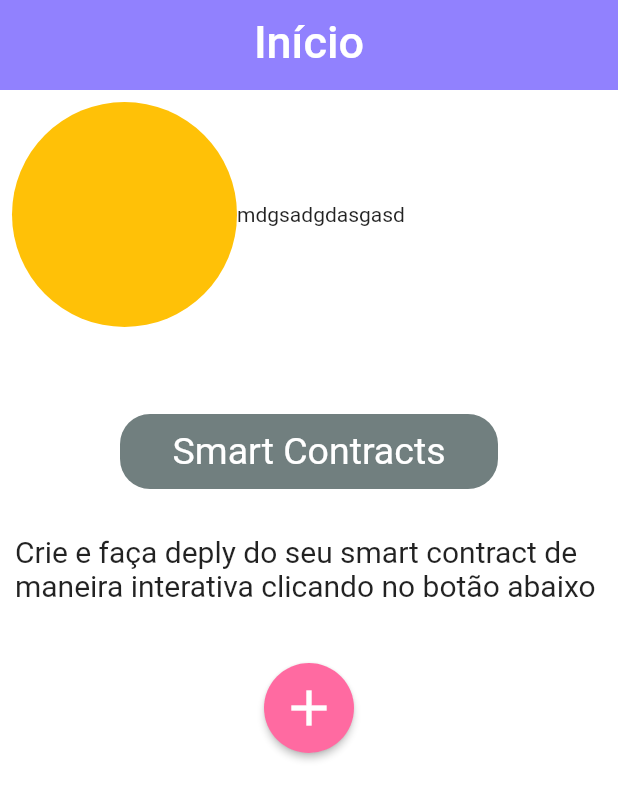
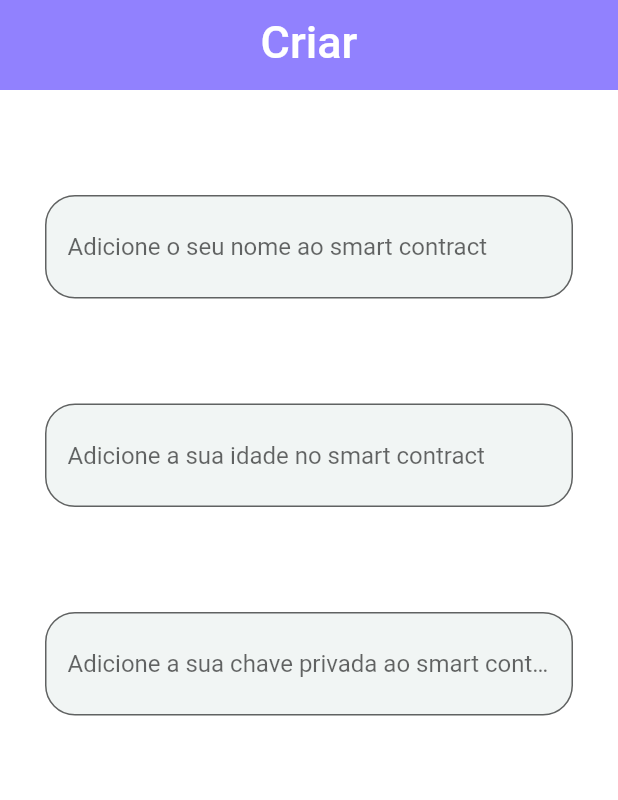
Before and after one commit to alex-custodio/Solidifly, a Flutter app: the screen it shows after launch, on a phone screen of 412 x 824 dp. Shown: the top 800 px of the screen. Run offline on Flutter 3.47's test engine with Material 2 defaults, Android fonts, the phone set to English and light mode, and no system bars; our stand-ins replace firebase_core; accounts and stored records are empty.

Commit message:
folder organization e creat screen

```diff
--- a/lib/main.dart
+++ b/lib/main.dart
@@ -1,7 +1,7 @@
 import 'package:flutter/material.dart';
 import 'package:firebase_core/firebase_core.dart';
-import 'package:solidifly/screens/home_screen.dart';
-import 'package:solidifly/screens/login_screen.dart';
+import 'package:solidifly/ui/screens/create_screen.dart';
+import 'package:solidifly/ui/screens/home_screen.dart';
 
 
 Future main () async {
@@ -21,7 +21,7 @@ class MyApp extends StatelessWidget {
       theme: ThemeData(
         scaffoldBackgroundColor: const Color(0xffffffff)
       ),
-      home: const HomeScreen(),
+      home: const CreateScreen(),
     );
   }
 }
--- /dev/null
+++ b/lib/ui/screens/create_screen.dart
@@ -0,0 +1,45 @@
+import 'package:flutter/material.dart';
+import 'package:solidifly/ui/widgets/app_form.dart';
+import 'package:solidifly/utils/constantes.dart';
+
+
+class CreateScreen extends StatefulWidget {
+
+
+  const CreateScreen({ Key? key,
+  }) : super(key: key);
+
+
+  @override
+  State<CreateScreen> createState() => _CreateScreenState();
+}
+
+class _CreateScreenState extends State<CreateScreen> {
+  @override
+  Widget build(BuildContext context) {
+    return Scaffold(
+      appBar: PreferredSize(
+        preferredSize: const Size.fromHeight(appBarSize),
+        child: AppBar(
+          title: const Center(child: Text("Criar", style: TextStyle(fontSize: appBarFont),)),
+          backgroundColor: mainColor,
+          elevation: 0,
+        ),
+      ),
+      body: ListView(
+        children: const [
+           AppForm(
+              hintText: "Adicione o seu nome ao smart contract",
+
+          ),
+          AppForm(
+            hintText: "Adicione a sua idade no smart contract",
+          ),
+          AppForm(
+            hintText: "Adicione a sua chave privada ao smart contract",
+          ),
+        ],
+      ),
+    );
+  }
+}
--- a/lib/screens/home_screen.dart
+++ b/lib/ui/screens/home_screen.dart
@@ -1,5 +1,6 @@
 import 'package:flutter/material.dart';
-import 'package:solidifly/screens/constantes.dart';
+import 'package:solidifly/utils/constantes.dart';
+
 
 class HomeScreen extends StatelessWidget {
   const HomeScreen({Key? key}) : super(key: key);
--- a/lib/screens/login_screen.dart
+++ b/lib/ui/screens/login_screen.dart
@@ -1,5 +1,6 @@
 import 'package:flutter/material.dart';
-import 'package:solidifly/screens/constantes.dart';
+import 'package:solidifly/utils/constantes.dart';
+
 
 class LoginScreen extends StatefulWidget {
   const LoginScreen({Key? key}) : super(key: key);
--- /dev/null
+++ b/lib/ui/widgets/app_form.dart
@@ -0,0 +1,37 @@
+import 'package:flutter/material.dart';
+import 'package:solidifly/utils/constantes.dart';
+
+class AppForm extends StatefulWidget {
+  final String hintText;
+
+  const AppForm({
+    Key? key,
+    required this.hintText,
+  }) : super(key: key);
+
+  @override
+  State<AppForm> createState() => _AppFormState();
+}
+
+class _AppFormState extends State<AppForm> {
+  @override
+  Widget build(BuildContext context) {
+    return Padding(
+      padding: const EdgeInsets.only(left: 30.0, right: 30.0, top: 70.0),
+      child: TextFormField(
+        decoration: InputDecoration(
+          border: const OutlineInputBorder(
+              borderRadius: BorderRadius.all(Radius.circular(20)),
+              ),
+          hintText: widget.hintText,
+
+          contentPadding:
+              const EdgeInsets.symmetric(vertical: 25, horizontal: 15),
+          fillColor: fieldBackgroudColor,
+          filled: true,
+
+        ),
+      ),
+    );
+  }
+}
--- a/lib/screens/constantes.dart
+++ b/lib/utils/constantes.dart
@@ -4,6 +4,7 @@ import 'package:flutter/material.dart';
 
 const addButtonColor = Color(0xffff6aa1);
 const backgroudColor = Color(0xff717f7f);
+const fieldBackgroudColor = Color(0xfff1f5f4);
 const mainColor = Color(0xff9181fe);
 const textColor = Colors.white;
 
```
Also changed, not shown: lib/ui/screens/deply_screen.dart (added), lib/ui/widgets/app_button.dart (added).
